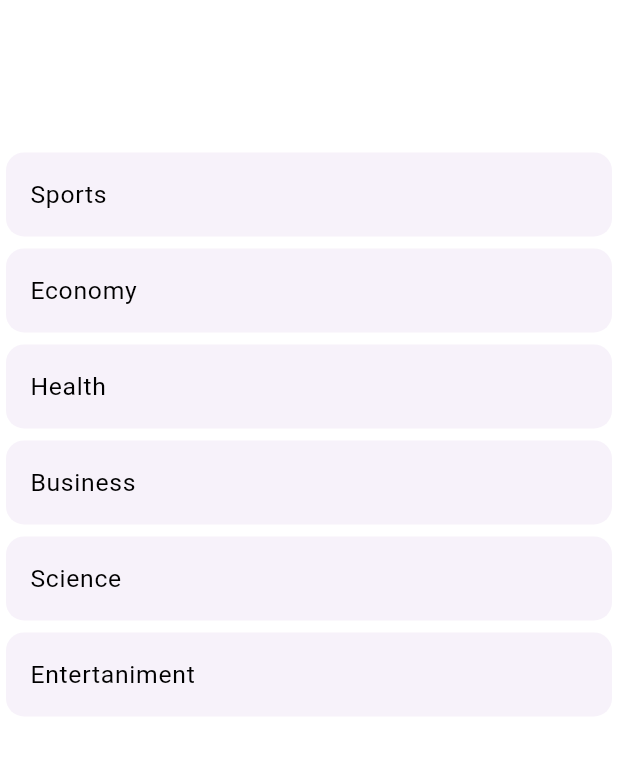
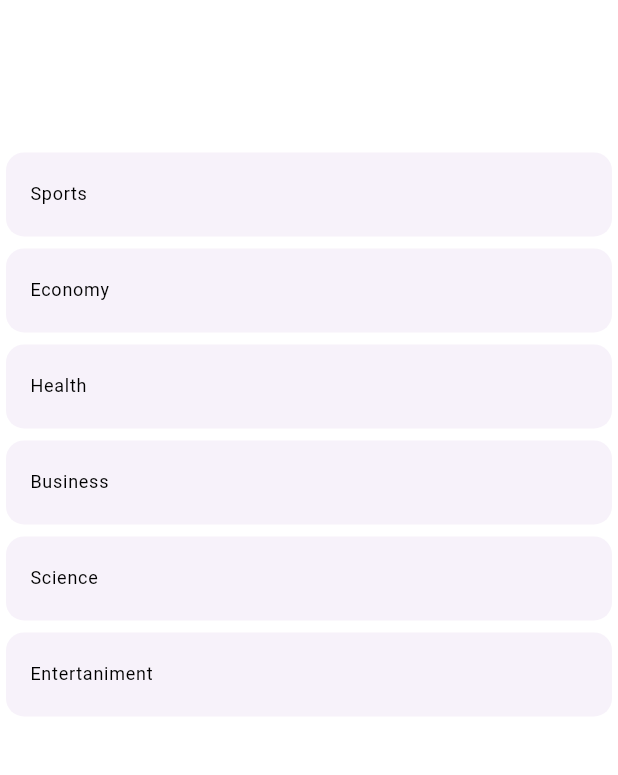
Before and after one commit to MohmaedSobhy/News-APP, a Flutter app: the DrawerView widget shown alone on an empty page, opened directly, on a phone screen of 412 x 824 dp, the part 123-898 px from its top. Run offline on Flutter 3.47's test engine with Material 3 defaults, Android fonts, the phone set to English and light mode, and no system bars; our stand-ins replace cached_network_image, carousel_slider, dartz, dio, flutter_bloc, go_router and 2 more; network calls fail.

```diff
--- a/lib/Feature/home/presentation/screens/article_page.dart
+++ b/lib/Feature/home/presentation/screens/article_page.dart
@@ -1,6 +1,5 @@
 import 'package:flutter/material.dart';
 import 'package:news_app/core/utils/constanstent.dart';
-import 'package:sizer/sizer.dart';
 import 'package:webview_flutter/webview_flutter.dart';
 
 class ArticlePage extends StatelessWidget {
@@ -19,14 +18,14 @@ class ArticlePage extends StatelessWidget {
                 "Flutter",
                 style: TextStyle(
                   color: Colors.black,
-                  fontSize: 12.sp,
+                  fontSize: 12,
                 ),
               ),
               Text(
                 ConstantString.title,
                 style: TextStyle(
                   color: Colors.blue,
-                  fontSize: 15.sp,
+                  fontSize: 15,
                 ),
               ),
             ]),
--- a/lib/Feature/home/presentation/views/drawer_view.dart
+++ b/lib/Feature/home/presentation/views/drawer_view.dart
@@ -3,7 +3,6 @@ import 'package:go_router/go_router.dart';
 import 'package:google_fonts/google_fonts.dart';
 import 'package:news_app/core/localization/app_string.dart';
 import 'package:news_app/core/routes/app_router.dart';
-import 'package:sizer/sizer.dart';
 
 class DrawerView extends StatelessWidget {
   const DrawerView({super.key});
@@ -35,7 +34,7 @@ class DrawerView extends StatelessWidget {
                   title: Text(
                     AppString.newsCategories[index],
                     style: GoogleFonts.abyssinicaSil().copyWith(
-                      fontSize: 12.sp,
+                      fontSize: 12,
                       color: Colors.black,
                     ),
                   ),
--- a/lib/Feature/home/presentation/widgets/category_card.dart
+++ b/lib/Feature/home/presentation/widgets/category_card.dart
@@ -22,12 +22,16 @@ class CategoryCard extends StatelessWidget {
                 imageUrl: categoryModel.imageUrl,
                 errorWidget: (context, url, error) {
                   return const Center(
-                    child: CircularProgressIndicator(),
+                    child: CircularProgressIndicator(
+                      color: Colors.blue,
+                    ),
                   );
                 },
                 placeholder: (context, url) {
                   return const Center(
-                    child: CircularProgressIndicator(),
+                    child: CircularProgressIndicator(
+                      color: Colors.blue,
+                    ),
                   );
                 },
                 fit: BoxFit.cover,
--- a/lib/Feature/home/presentation/widgets/no_items_view.dart
+++ b/lib/Feature/home/presentation/widgets/no_items_view.dart
@@ -1,6 +1,5 @@
 import 'package:flutter/material.dart';
 import 'package:news_app/core/utils/constanstent.dart';
-import 'package:sizer/sizer.dart';
 
 class NoItemsView extends StatelessWidget {
   const NoItemsView({super.key});
@@ -11,7 +10,7 @@ class NoItemsView extends StatelessWidget {
       child: Text(
         ConstantString.noNews,
         style: TextStyle(
-            color: Colors.black, fontWeight: FontWeight.bold, fontSize: 20.sp),
+            color: Colors.black, fontWeight: FontWeight.bold, fontSize: 20),
       ),
     );
   }
--- a/pubspec.yaml
+++ b/pubspec.yaml
@@ -14,14 +14,13 @@ dependencies:
   flutter:
     sdk: flutter
   flutter_bloc: null
-  flutter_launcher_icons: ^0.13.1
   go_router: ^12.1.1
   google_fonts: ^6.1.0
   http: null
-  sizer: null
   webview_flutter: null
 
 dev_dependencies:
+  flutter_launcher_icons: "^0.13.1"
   flutter_lints: ^2.0.0
   flutter_test:
     sdk: flutter
```
Also changed, not shown: lib/Feature/home/presentation/widgets/news_card.dart (+5 -7 lines), lib/news_app.dart (+2 -6 lines), pubspec.lock.
